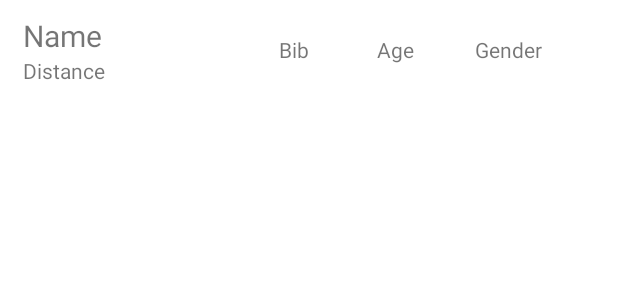
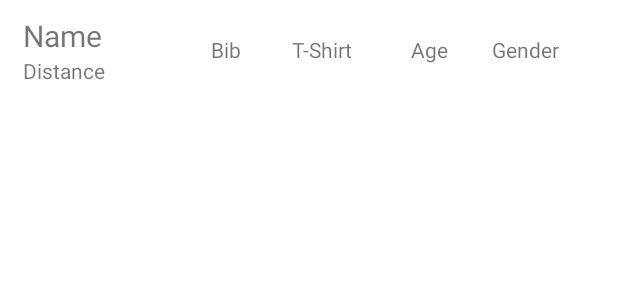
Before and after one commit to grecaun/chronokeep-registration, an Android app: the layout row_registration_participant.xml on its own in the app's theme, with its tools: preview values and no code run, on a phone screen of 412 x 824 dp. Shown: the top 300 px of the screen. Run offline under Robolectric (Android 15) with nearby library versions, the phone set to English and light mode, and no system bars.

Commit message:
Adding T-Shirt to the list views.

```diff
--- a/app/build.gradle.kts
+++ b/app/build.gradle.kts
@@ -13,8 +13,8 @@ android {
         applicationId = "com.chronokeep.registration"
         minSdk = 22
         targetSdk = 35
-        versionCode = 5
-        versionName = "0.1.5"
+        versionCode = 6
+        versionName = "0.1.6"
 
         testInstrumentationRunner = "androidx.test.runner.AndroidJUnitRunner"
     }
--- a/app/src/main/java/com/chronokeep/registration/registration/ListAdapterRegistrationParticipants.kt
+++ b/app/src/main/java/com/chronokeep/registration/registration/ListAdapterRegistrationParticipants.kt
@@ -5,7 +5,6 @@ import android.view.LayoutInflater
 import android.view.View
 import android.view.View.OnClickListener
 import android.view.ViewGroup
-import android.widget.Button
 import android.widget.TextView
 import android.widget.Toast
 import androidx.recyclerview.widget.RecyclerView
@@ -31,6 +30,7 @@ class ListAdapterRegistrationParticipants(
         val genderView: TextView = view.findViewById(R.id.part_gender)
         val bibView: TextView = view.findViewById(R.id.part_bib)
         val distanceView: TextView = view.findViewById(R.id.part_dist)
+        val shirtView: TextView = view.findViewById(R.id.part_shirt)
 
         override fun onClick(view: View?) {
             Log.d(tag, "bib button click")
@@ -66,6 +66,7 @@ class ListAdapterRegistrationParticipants(
         holder.nameView.text = frag.context?.getString(R.string.name_placeholder, part.first, part.last)
         holder.bibView.text = part.bib
         holder.distanceView.text = part.distance
+        holder.shirtView.text = part.apparel
     }
 
     fun setOnlyBibs(bibs: Boolean) {
--- a/app/src/main/res/layout/row_registration_participant.xml
+++ b/app/src/main/res/layout/row_registration_participant.xml
@@ -35,6 +35,15 @@
         android:text="@string/bib"
         />
     <TextView
+        android:id="@+id/part_shirt"
+        android:layout_width="65dp"
+        android:layout_height="wrap_content"
+        android:layout_columnWeight="1"
+        android:layout_marginStart="5dp"
+        android:layout_gravity="center_vertical"
+        android:text="@string/apparel"
+        />
+    <TextView
         android:id="@+id/part_age"
         android:layout_width="40dp"
         android:layout_height="wrap_content"
--- a/app/src/main/res/values/strings.xml
+++ b/app/src/main/res/values/strings.xml
@@ -85,7 +85,7 @@
     <string name="birthdate">Birthdate</string>
     <string name="change_birthdate">Change Birthdate</string>
     <string name="mobile">Mobile Phone Number</string>
-    <string name="apparel">T-shirt</string>
+    <string name="apparel">T-Shirt</string>
 
     <string name="assign_bib">Assign Bib</string>
     <string name="edit_participant">Edit Participant</string>
```
Also changed, not shown: app/src/main/res/layout/fragment_registration_participants.xml (+9 -0 lines).
